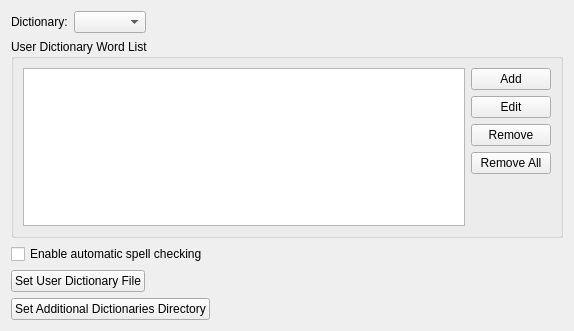
Old version of the form src/Sigil/Form_Files/PSpellCheckWidget.ui in the repository Sigil-Ebook/Sigil.
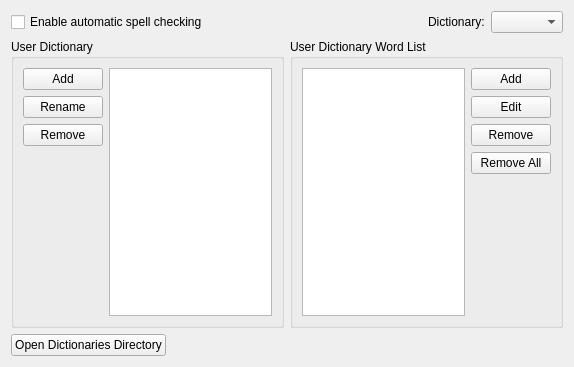
New version of the form.

Commit message: Change handling of dictionaries. Hunspell dicts are now separate from user word lists. User word lists can be managed via settings.

Patch:
```diff
--- a/src/Sigil/Form_Files/PSpellCheckWidget.ui
+++ b/src/Sigil/Form_Files/PSpellCheckWidget.ui
@@ -7,7 +7,7 @@
     <x>0</x>
     <y>0</y>
     <width>574</width>
-    <height>331</height>
+    <height>367</height>
    </rect>
   </property>
   <property name="windowTitle">
@@ -15,7 +15,32 @@
   </property>
   <layout class="QVBoxLayout" name="verticalLayout_2">
    <item>
-    <layout class="QHBoxLayout" name="horizontalLayout_1" stretch="0,0,0">
+    <layout class="QHBoxLayout" name="horizontalLayout_2">
+     <item>
+      <widget class="QCheckBox" name="enableSpellCheck">
+       <property name="toolTip">
+        <string>Highlight misspelled words in Code View. 
+
+You can always search for misspelled words using Find &amp;amp; Replace by setting the mode to &amp;quot;Spell Check&amp;quot;.</string>
+       </property>
+       <property name="text">
+        <string>Enable automatic spell checking</string>
+       </property>
+      </widget>
+     </item>
+     <item>
+      <spacer name="horizontalSpacer2">
+       <property name="orientation">
+        <enum>Qt::Horizontal</enum>
+       </property>
+       <property name="sizeHint" stdset="0">
+        <size>
+         <width>40</width>
+         <height>20</height>
+        </size>
+       </property>
+      </spacer>
+     </item>
      <item>
       <widget class="QLabel" name="label">
        <property name="text">
@@ -33,20 +58,59 @@
        </property>
       </widget>
      </item>
+    </layout>
+   </item>
      <item>
-      <spacer name="horizontalSpacer1">
+    <layout class="QHBoxLayout" name="horizontalLayout_3">
+     <item>
+      <widget class="QGroupBox" name="groupBox_2">
+       <property name="title">
+        <string>User Dictionary</string>
+       </property>
+       <layout class="QHBoxLayout" name="horizontalLayout_4">
+        <item>
+         <layout class="QVBoxLayout" name="verticalLayout_3">
+          <item>
+           <widget class="QPushButton" name="addUserDict">
+            <property name="text">
+             <string>Add</string>
+            </property>
+           </widget>
+          </item>
+          <item>
+           <widget class="QPushButton" name="renameUserDict">
+            <property name="text">
+             <string>Rename</string>
+            </property>
+           </widget>
+          </item>
+          <item>
+           <widget class="QPushButton" name="removeUserDict">
+            <property name="text">
+             <string>Remove</string>
+            </property>
+           </widget>
+          </item>
+          <item>
+           <spacer name="verticalSpacer_2">
        <property name="orientation">
-        <enum>Qt::Horizontal</enum>
+             <enum>Qt::Vertical</enum>
        </property>
        <property name="sizeHint" stdset="0">
         <size>
-         <width>40</width>
-         <height>20</height>
+              <width>20</width>
+              <height>40</height>
         </size>
        </property>
       </spacer>
      </item>
     </layout>
+        </item>
+        <item>
+         <widget class="QListWidget" name="userDictList"/>
+        </item>
+       </layout>
+      </widget>
    </item>
    <item>
     <widget class="QGroupBox" name="groupBox">
@@ -109,57 +173,6 @@
      </layout>
     </widget>
    </item>
-   <item>
-    <layout class="QHBoxLayout" name="horizontalLayout_2">
-     <item>
-      <widget class="QCheckBox" name="enableSpellCheck">
-       <property name="toolTip">
-        <string>Highlight misspelled words in Code View. 
-
-You can always search for misspelled words using Find &amp;amp; Replace by setting the mode to &amp;quot;Spell Check&amp;quot;.</string>
-       </property>
-       <property name="text">
-        <string>Enable automatic spell checking</string>
-       </property>
-      </widget>
-     </item>
-     <item>
-      <spacer name="horizontalSpacer2">
-       <property name="orientation">
-        <enum>Qt::Horizontal</enum>
-       </property>
-       <property name="sizeHint" stdset="0">
-        <size>
-         <width>40</width>
-         <height>20</height>
-        </size>
-       </property>
-      </spacer>
-     </item>
-    </layout>
-   </item>
-   <item>
-    <layout class="QHBoxLayout" name="horizontalLayout_4">
-     <item>
-      <widget class="QPushButton" name="pbUserDictionaryFile">
-       <property name="text">
-        <string>Set User Dictionary File</string>
-       </property>
-      </widget>
-     </item>
-     <item>
-      <spacer name="horizontalSpacer_2">
-       <property name="orientation">
-        <enum>Qt::Horizontal</enum>
-       </property>
-       <property name="sizeHint" stdset="0">
-        <size>
-         <width>40</width>
-         <height>20</height>
-        </size>
-       </property>
-      </spacer>
-     </item>
     </layout>
    </item>
    <item>
@@ -167,7 +180,7 @@
      <item>
       <widget class="QPushButton" name="pbDictionaryDirectory">
        <property name="text">
-        <string>Set Additional Dictionaries Directory</string>
+        <string>Open Dictionaries Directory</string>
        </property>
       </widget>
      </item>
```
Lines whose indentation alone changed are shown as unchanged. The commit also changes 7 other files.
